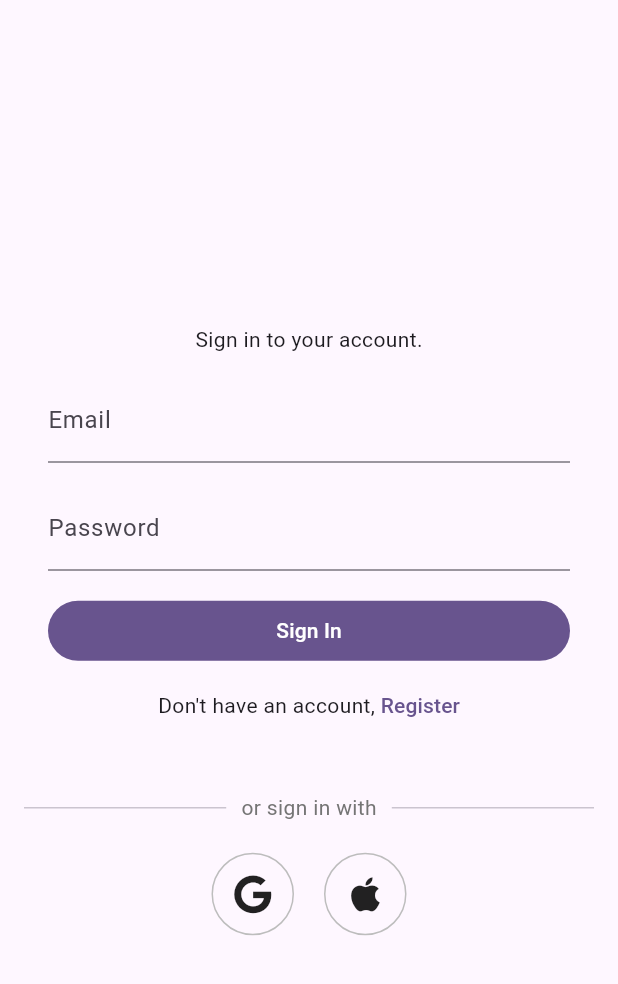
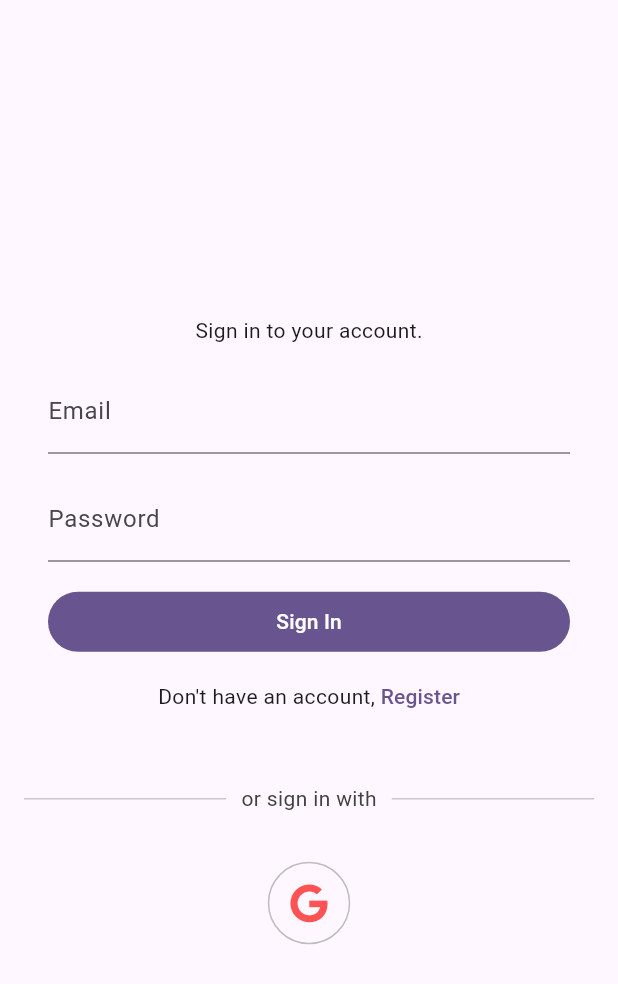
Before and after one commit to LaithAlwani/player-rating, a Flutter app: the screen it shows after launch, on a phone screen of 412 x 824 dp. Shown: the top 984 px of the screen. Run offline on Flutter 3.47's test engine with Material 3 defaults, Android fonts, the light colour scheme and no system bars; our stand-ins replace cloud_firestore, firebase_auth, firebase_core, firebase_storage, flutter_riverpod, font_awesome_flutter and 1 more; accounts and stored records are empty.

Commit message:
minor changes, shows apple signin only on iOS platforms

```diff
--- a/lib/shared/social_logins.dart
+++ b/lib/shared/social_logins.dart
@@ -1,3 +1,5 @@
+import 'dart:io';
+
 import 'package:flutter/material.dart';
 import 'package:font_awesome_flutter/font_awesome_flutter.dart';
 
@@ -23,37 +25,34 @@ class SocialLoginSection extends StatelessWidget {
               padding: const EdgeInsets.symmetric(horizontal: 10),
               child: Text(
                 "or sign in with",
-                style: TextStyle(
-                  fontSize: 14,
-                  color: Colors.grey[600],
-                ),
+                style: TextStyle(fontSize: 14, color: Colors.grey[800]),
               ),
             ),
             Expanded(child: Divider(thickness: 1)),
           ],
         ),
 
-        const SizedBox(height: 20),
+        const SizedBox(height: 32),
 
         // ---- Social Buttons ----
         Row(
           mainAxisAlignment: MainAxisAlignment.center,
+
           children: [
             // Google Button
             _socialButton(
               icon: FontAwesomeIcons.google,
               onTap: onGoogle,
+              color: Colors.redAccent,
             ),
 
-            const SizedBox(width: 20),
+            if (Platform.isIOS) const SizedBox(width: 80),
 
             // Apple Button
-            _socialButton(
-              icon: FontAwesomeIcons.apple,
-              onTap: onApple,
-            ),
+            if (Platform.isIOS)
+              _socialButton(icon: FontAwesomeIcons.apple, onTap: onApple),
           ],
-        )
+        ),
       ],
     );
   }
@@ -62,6 +61,7 @@ class SocialLoginSection extends StatelessWidget {
   Widget _socialButton({
     required IconData icon,
     required VoidCallback onTap,
+    Color? color,
   }) {
     return InkWell(
       onTap: onTap,
@@ -71,17 +71,10 @@ class SocialLoginSection extends StatelessWidget {
         height: 55,
         decoration: BoxDecoration(
           borderRadius: BorderRadius.circular(40),
-          border: Border.all(
-            width: 1,
-            color: Colors.grey.shade400,
-          ),
+          border: Border.all(width: 1, color: Colors.grey.shade400),
         ),
         child: Center(
-          child: FaIcon(
-            icon,
-            size: 26,
-            color: Colors.black87,
-          ),
+          child: FaIcon(icon, size: 26, color: color ?? Colors.black),
         ),
       ),
     );
```
